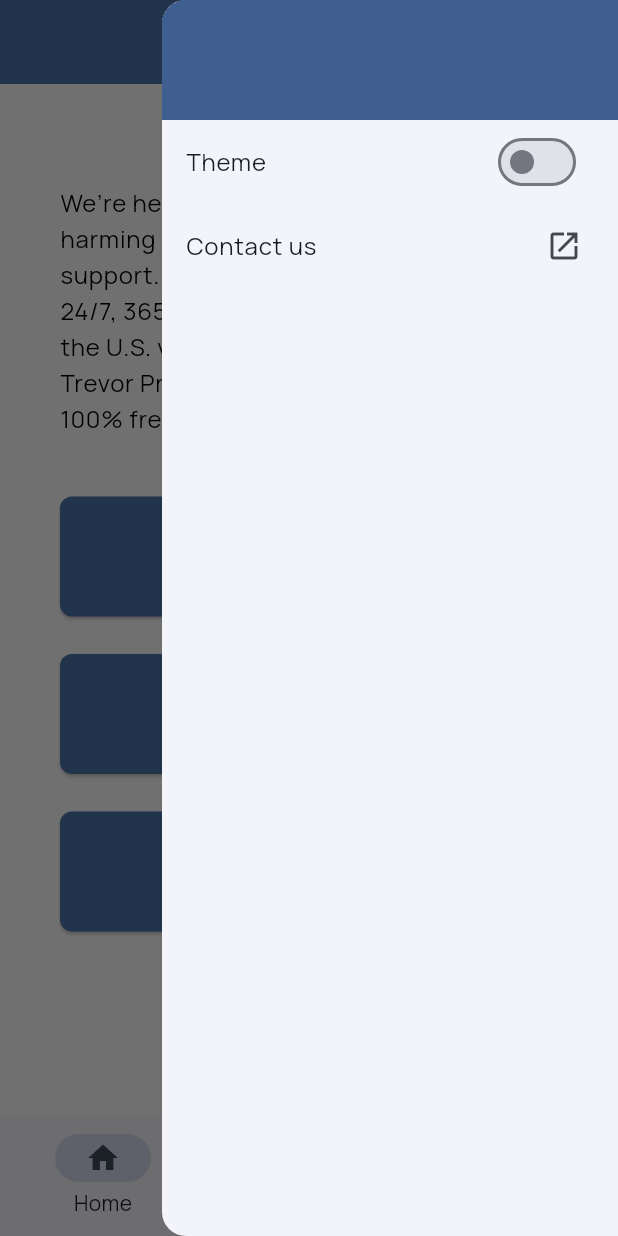
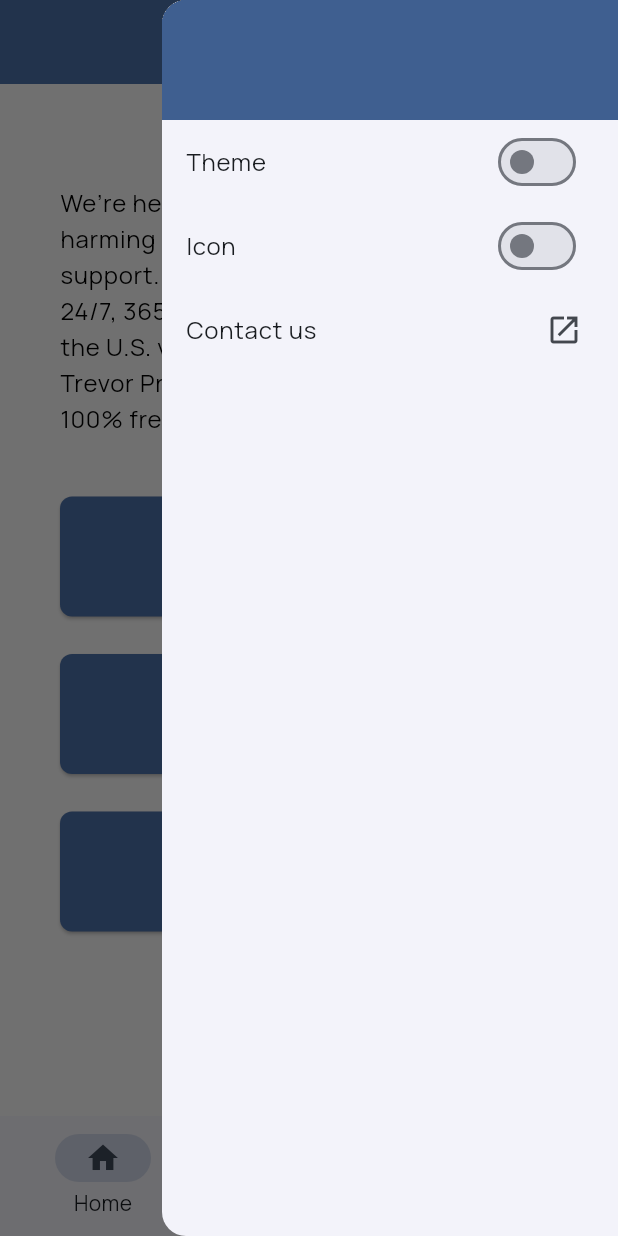
Before and after one commit to KatherineBR/Trevor-App-Public, a Flutter app: the screen it shows after launch, after a tap on the "settings" icon, on a phone screen of 412 x 824 dp. Run offline on Flutter 3.47's test engine with Material 3 defaults, Android fonts, the phone set to English and light mode, and no system bars; our stand-ins replace cloud_firestore, firebase_core, geolocator, webview_flutter; accounts and stored records are empty; generated files the repository leaves out were written again.

Commit message:
added icon button

```diff
--- a/lib/l10n/app_en.arb
+++ b/lib/l10n/app_en.arb
@@ -35,5 +35,6 @@
   "communication" : "Communication",
   "app" : "App",
   "contactUs" : "Contact us",
-  "theme" : "Theme"
+  "theme" : "Theme",
+  "icon" : "Icon"
 }
--- a/lib/l10n/app_es.arb
+++ b/lib/l10n/app_es.arb
@@ -37,5 +37,6 @@
   "app": "Aplicación",
   "resourceCardDescription" : "Una colección de recursos útiles.",
   "contactUs" : "Contáctanos",
-  "theme" : "Tema"
+  "theme" : "Tema",
+  "icon" : "Icono"
 }
--- a/lib/resources.dart
+++ b/lib/resources.dart
@@ -5,7 +5,6 @@ import 'package:flutter_gen/gen_l10n/app_localizations.dart';
 import 'webview_controller.dart';
 import 'theme.dart';
 import 'locationservice.dart';
-import 'switch_icon.dart';
 import 'package:cloud_firestore/cloud_firestore.dart';
 
 // Defines a custom stateless widget for resourcecard
@@ -73,8 +72,6 @@ class _ResourcesPageState extends State<ResourcesPage> {
 
   String _countryCode = 'US';
   bool _loading = true;
-  // TODO: Remove temp var
-  bool _iconSwitched = false;
   List<Map<String, String>> resources = [];
 
     /*
@@ -176,17 +173,6 @@ class _ResourcesPageState extends State<ResourcesPage> {
           ],
         ),
       ),
-      // Temporary switch icon button at the bottom to test
-      floatingActionButton: FloatingActionButton.extended(
-        onPressed: () async {
-          setState(() {
-            _iconSwitched = !_iconSwitched;
-          });
-          await AppIconSwitcher.switchAppIcon(_iconSwitched);
-        },
-        label: const Text("Switch Icon"),
-      ),
-      floatingActionButtonLocation: FloatingActionButtonLocation.centerFloat,
     );
   }
 }
--- a/lib/settingsdrawer.dart
+++ b/lib/settingsdrawer.dart
@@ -3,6 +3,7 @@ import 'webview_controller.dart';
 import 'theme.dart';
 import 'package:flutter_localizations/flutter_localizations.dart';
 import 'package:flutter_gen/gen_l10n/app_localizations.dart';
+import 'switch_icon.dart';
 
 class SettingsDrawer extends StatefulWidget {
   final Function(bool) onThemeChanged;
@@ -17,6 +18,7 @@ class SettingsDrawer extends StatefulWidget {
 
 class _SettingsDrawerState extends State<SettingsDrawer> {
   bool isAlternativeTheme = false;
+  bool _iconSwitched = false;
 
   @override
   void didChangeDependencies() {
@@ -48,6 +50,16 @@ class _SettingsDrawerState extends State<SettingsDrawer> {
               widget.onThemeChanged(newValue);
             },
           ),
+          SwitchListTile(
+            title: Text(localizations.icon),
+            value: _iconSwitched,
+            onChanged: (bool newValue) async {
+              setState(() {
+                _iconSwitched = !_iconSwitched;
+              });
+              await AppIconSwitcher.switchAppIcon(_iconSwitched);
+            },
+          ),
           ListTile(
             title: Text(localizations.contactUs),
             trailing: const Icon(Icons.open_in_new),
```
